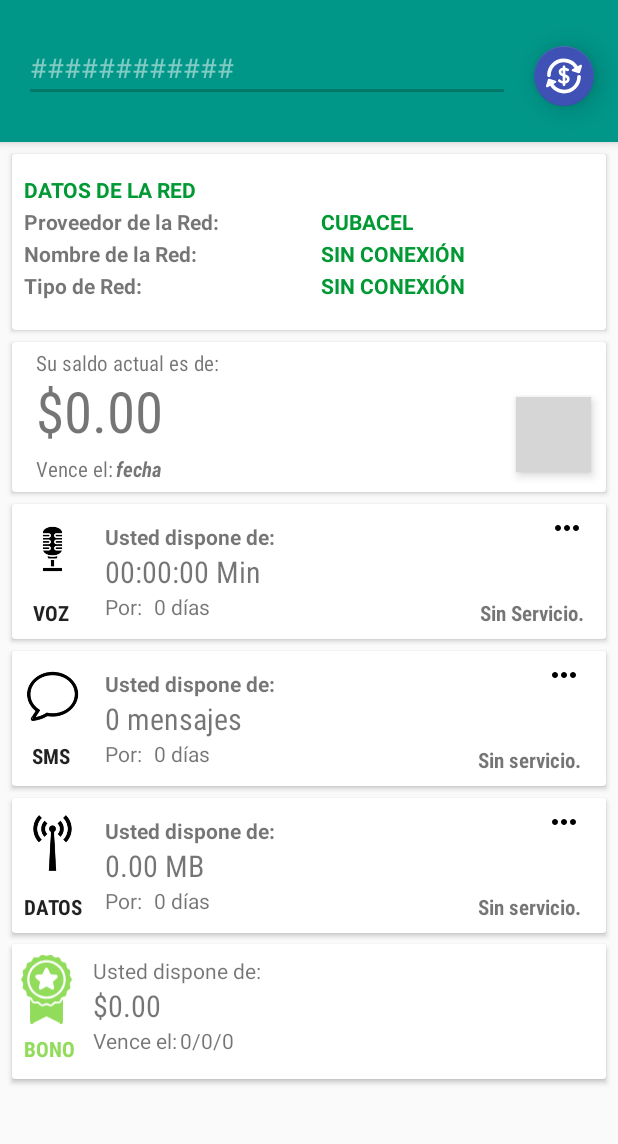
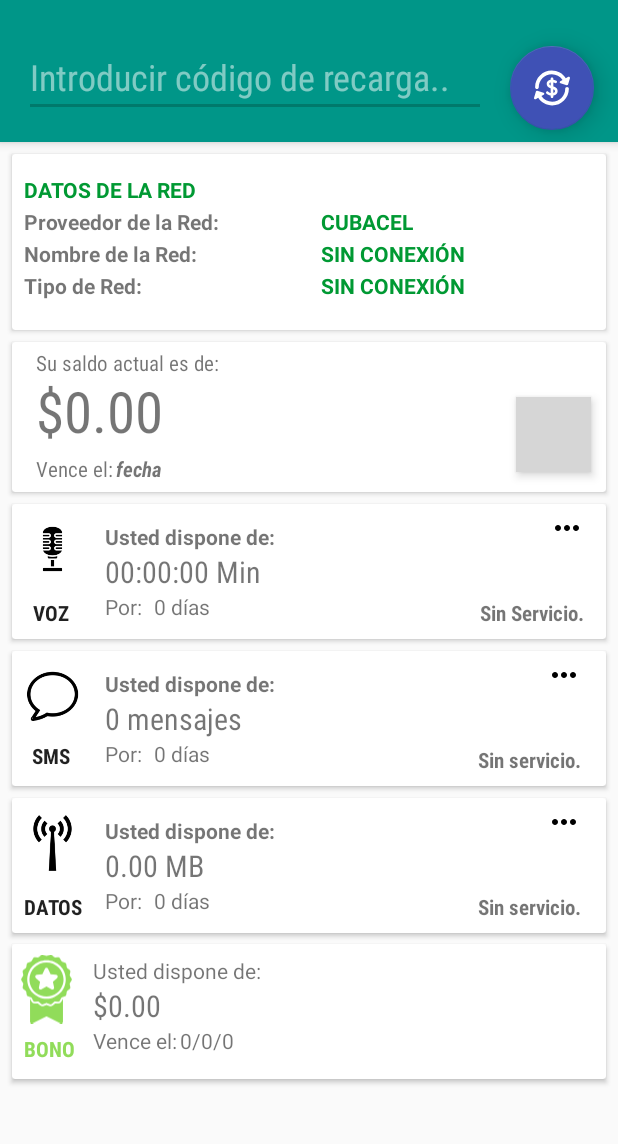
Before and after one commit to baaslaawe/USSD4ETECSA, an Android app: the Nav_Principal screen opened directly, with no data from a screen before it, on a phone screen of 412 x 824 dp, the part 62-1206 px from its top. Run offline under Robolectric (Android 15) with nearby library versions, the phone set to English and light mode, and no system bars; libraries missing offline, so code that uses them is left out: com.j256.ormlite; grey boxes are pictures that could not be loaded.

Commit message:
recargar saldo

```diff
--- a/app/src/main/java/dev/mad/ussd4etecsa/Nav_Principal.java
+++ b/app/src/main/java/dev/mad/ussd4etecsa/Nav_Principal.java
@@ -188,7 +188,7 @@ public class Nav_Principal extends AppCompatActivity
                     if (scrollY ==0 && !collapsingToolbarLayout.isShown())
 
                         collapsingToolbarLayout.setVisibility(View.VISIBLE);
-                    else if (scrollY > 2 && collapsingToolbarLayout.isShown())
+                    else if (scrollY > 5 && collapsingToolbarLayout.isShown())
                         collapsingToolbarLayout.setVisibility(View.GONE);
 
 
--- a/app/src/main/res/layout/app_bar_principal_navigation.xml
+++ b/app/src/main/res/layout/app_bar_principal_navigation.xml
@@ -41,10 +41,12 @@
                     android:layout_height="wrap_content"
                     android:layout_marginLeft="16dp"
                     android:layout_marginRight="16dp"
-                    android:layout_marginTop="8dp"
+                    android:layout_marginTop="10dp"
                     android:ems="10"
+                    android:fontFamily="sans-serif-condensed"
                     android:hint="@string/alert_dialog_hint"
                     android:inputType="number"
+                    android:textSize="24sp"
                     app:layout_constraintHorizontal_bias="0.0"
                     app:layout_constraintLeft_toLeftOf="parent"
                     app:layout_constraintRight_toLeftOf="@+id/btn_recargar_saldo"
@@ -59,7 +61,7 @@
                     android:clickable="true"
                     app:backgroundTint="@color/colorPrimary"
                     app:elevation="10dp"
-                    app:fabSize="mini"
+                    app:fabSize="normal"
                     app:layout_constraintRight_toRightOf="parent"
                     app:layout_constraintTop_toTopOf="parent"
                     app:srcCompat="@drawable/ic_recargar" />
--- a/app/src/main/res/values/strings.xml
+++ b/app/src/main/res/values/strings.xml
@@ -32,7 +32,7 @@
     <string name="config_chbox_call">Actualizar después de realizar una llamada. </string>
     <string name="config_chbox_sms">Actualizar después de enviar un sms. </string>
 
-    <string name="alert_dialog_hint">############</string>
+    <string name="alert_dialog_hint">Introducir código de recarga..</string>
     <string name="alert_dialog_title">Recargar saldo</string>
     <string name="alert_dialog_mensaje">Introducir código de recarga.</string>
     <string name="alert_Cancel">Cancelar</string>
```
